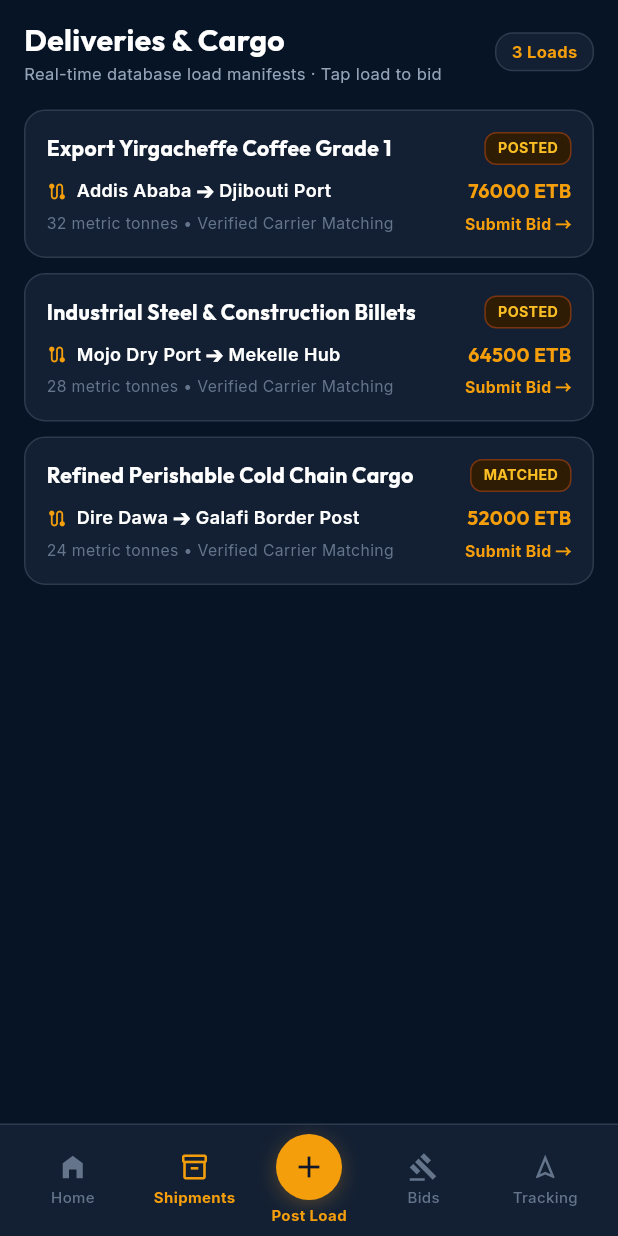
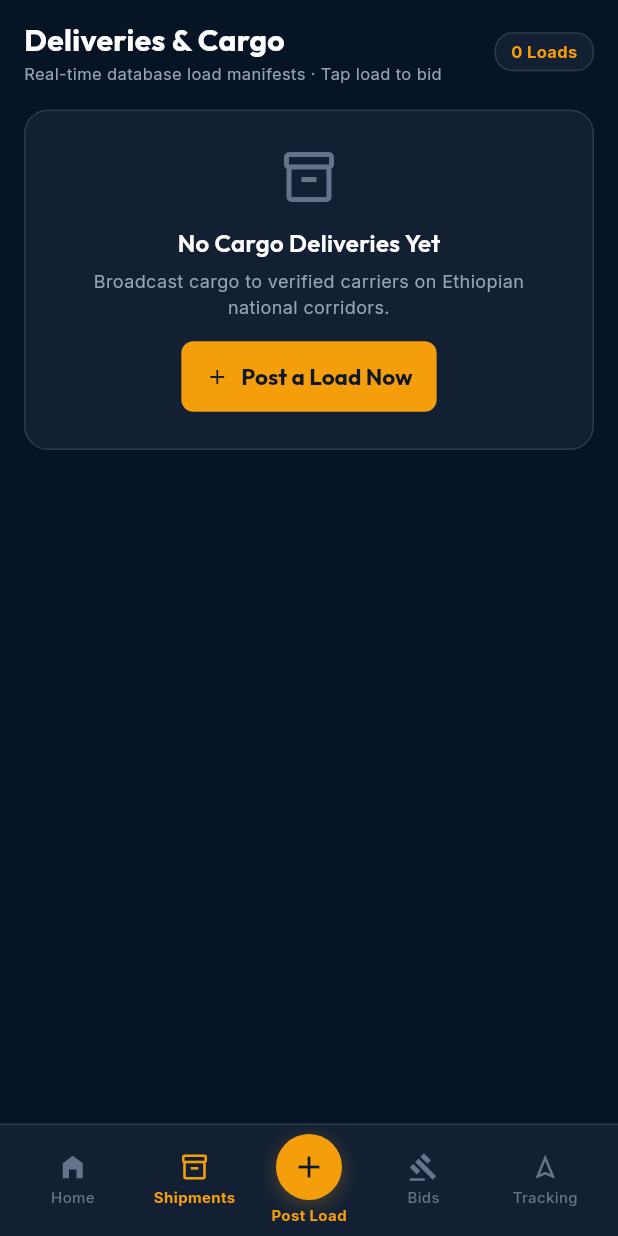
Before and after one commit to Masud-Wubetu/Habesha_Freight, a Flutter app: the HomeScreen screen opened by its route, after a tap on "Find a Load", on a phone screen of 412 x 824 dp. Run offline on Flutter 3.47's test engine with Material 3 defaults, Android fonts, the phone set to English and light mode, and no system bars; our stand-ins replace google_fonts, shared_preferences; accounts and stored records are empty; network calls fail.

Commit message:
fix(mobile): drop home demo fallbacks and keep scroll-safe layout

```diff
--- a/mobile/lib/presentation/screens/home_screen.dart
+++ b/mobile/lib/presentation/screens/home_screen.dart
@@ -23,56 +23,13 @@
   int _currentTab = 0;
   String _lang = 'EN';
   bool _loading = false;
-  bool _usingDemoFallback = false;
   List<Map<String, dynamic>> _loads = [];
   Map<String, dynamic>? _activeShipment;
-  int _vehiclesCount = 42;
+  int _vehiclesCount = 0;
   String _userName = 'Shipper';
   String _userRole = 'SHIPPER';
   late EthiopianCorridor _selectedCorridor;
   double _weight = 14.0;
-
-  static final List<Map<String, dynamic>> _fallbackLoads = [
-    {
-      'id': '9840-a1',
-      'origin_city': 'Addis Ababa',
-      'destination_city': 'Djibouti Port',
-      'weight_tons': 32,
-      'offered_price_etb': 76000,
-      'cargo_description': 'Export Yirgacheffe Coffee Grade 1',
-      'status': 'POSTED',
-    },
-    {
-      'id': '8821-b2',
-      'origin_city': 'Mojo Dry Port',
-      'destination_city': 'Mekelle Hub',
-      'weight_tons': 28,
-      'offered_price_etb': 64500,
-      'cargo_description': 'Industrial Steel & Construction Billets',
-      'status': 'POSTED',
-    },
-    {
-      'id': '7730-c3',
-      'origin_city': 'Dire Dawa',
-      'destination_city': 'Galafi Border Post',
-      'weight_tons': 24,
-      'offered_price_etb': 52000,
-      'cargo_description': 'Refined Perishable Cold Chain Cargo',
-      'status': 'MATCHED',
-    },
-  ];
-
-  static final Map<String, dynamic> _fallbackShipment = {
-    'id': 'SHP-ETH-902',
-    'origin_city': 'Addis Ababa',
-    'destination_city': 'Djibouti Port',
-    'truck_plate': '3-ET-A88291',
-    'driver_name': 'Abebe Tadesse',
-    'speed_kmh': 72,
-    'eta_hours': 5,
-    'distance_remaining_km': 280,
-    'status': 'IN_TRANSIT',
-  };
 
   @override
   void initState() {
@@ -82,7 +39,7 @@
   }
 
   Future<void> _checkAuthAndLoadData() async {
-    _userName = await StorageService.getUserName() ?? 'Demo Shipper';
+    _userName = await StorageService.getUserName() ?? 'Shipper';
     _userRole = await StorageService.getUserRole() ?? 'SHIPPER';
     await _refreshData();
   }
@@ -94,10 +51,9 @@
     final vehicles = await _corridor.fetchVehiclesCount();
     if (!mounted) return;
     setState(() {
-      _loads = loads.isNotEmpty ? loads : _fallbackLoads;
-      _activeShipment = shipments.isNotEmpty ? shipments.first : _fallbackShipment;
-      _vehiclesCount = vehicles > 0 ? vehicles : 42;
-      _usingDemoFallback = loads.isEmpty || shipments.isEmpty;
+      _loads = loads;
+      _activeShipment = shipments.isNotEmpty ? shipments.first : null;
+      _vehiclesCount = vehicles;
       _loading = false;
     });
   }
@@ -271,7 +227,7 @@
           mainAxisSize: MainAxisSize.min,
           crossAxisAlignment: CrossAxisAlignment.stretch,
           children: [
-            if (_usingDemoFallback)
+            if (!_loading && _loads.isEmpty)
               Container(
                 width: double.infinity,
                 margin: const EdgeInsets.fromLTRB(0, 0, 0, 8),
@@ -282,7 +238,7 @@
                   border: Border.all(color: AppColors.cardBorder),
                 ),
                 child: const Text(
-                  'Showing demo corridor samples — live /loads or /shipments returned empty.',
+                  'No loads yet — post a cargo request to get started.',
                   style: TextStyle(color: AppColors.textSecondary, fontSize: 12),
                 ),
               ),
```
